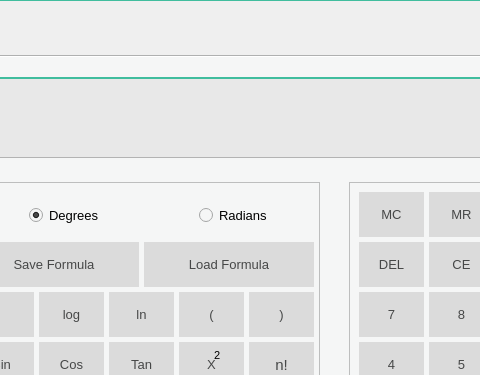
Qt form mainscreen.ui (rddealwis/Formular_Calculator_and_Integrator) before a commit; both pictures show x 433 to 913 and y 0 to 375 of the 1192 by 556 pixel window.
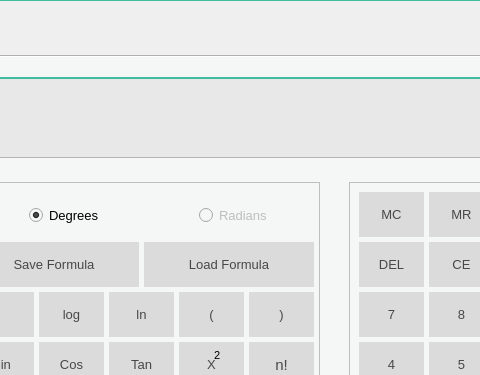
The same form after that commit. Icons and pictures are not drawn.

Commit message: Implemented log, ln, sqrt operations.

Diff of the .ui file:
```diff
--- a/mainscreen.ui
+++ b/mainscreen.ui
@@ -2047,6 +2047,9 @@
        </property>
       </widget>
       <widget class="QRadioButton" name="rbRadians">
+       <property name="enabled">
+        <bool>false</bool>
+       </property>
        <property name="geometry">
         <rect>
          <x>240</x>
```
Left out of the diff: 10 changed lines with no effect on the pictures. The commit also changes 1 other file.
